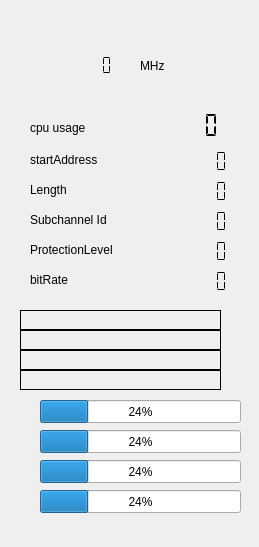
First picture: the form in forms/technical_data.ui, repository JvanKatwijk/qt-dab, before the edit.
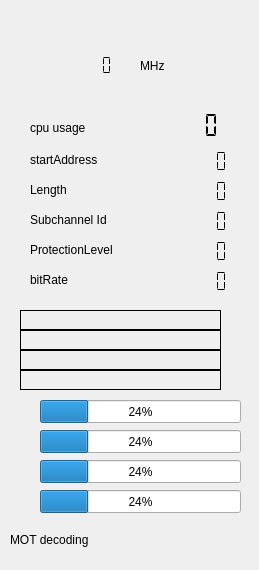
Second picture: the form after the edit.

```diff
--- a/forms/technical_data.ui
+++ b/forms/technical_data.ui
@@ -7,7 +7,7 @@
     <x>0</x>
     <y>0</y>
     <width>259</width>
-    <height>547</height>
+    <height>570</height>
    </rect>
   </property>
   <property name="windowTitle">
@@ -384,6 +384,32 @@
     <string/>
    </property>
   </widget>
+  <widget class="QLabel" name="motAvailable">
+   <property name="geometry">
+    <rect>
+     <x>192</x>
+     <y>530</y>
+     <width>41</width>
+     <height>20</height>
+    </rect>
+   </property>
+   <property name="text">
+    <string/>
+   </property>
+  </widget>
+  <widget class="QLabel" name="label_7">
+   <property name="geometry">
+    <rect>
+     <x>10</x>
+     <y>530</y>
+     <width>141</width>
+     <height>20</height>
+    </rect>
+   </property>
+   <property name="text">
+    <string>MOT decoding</string>
+   </property>
+  </widget>
  </widget>
  <resources/>
  <connections/>
```
